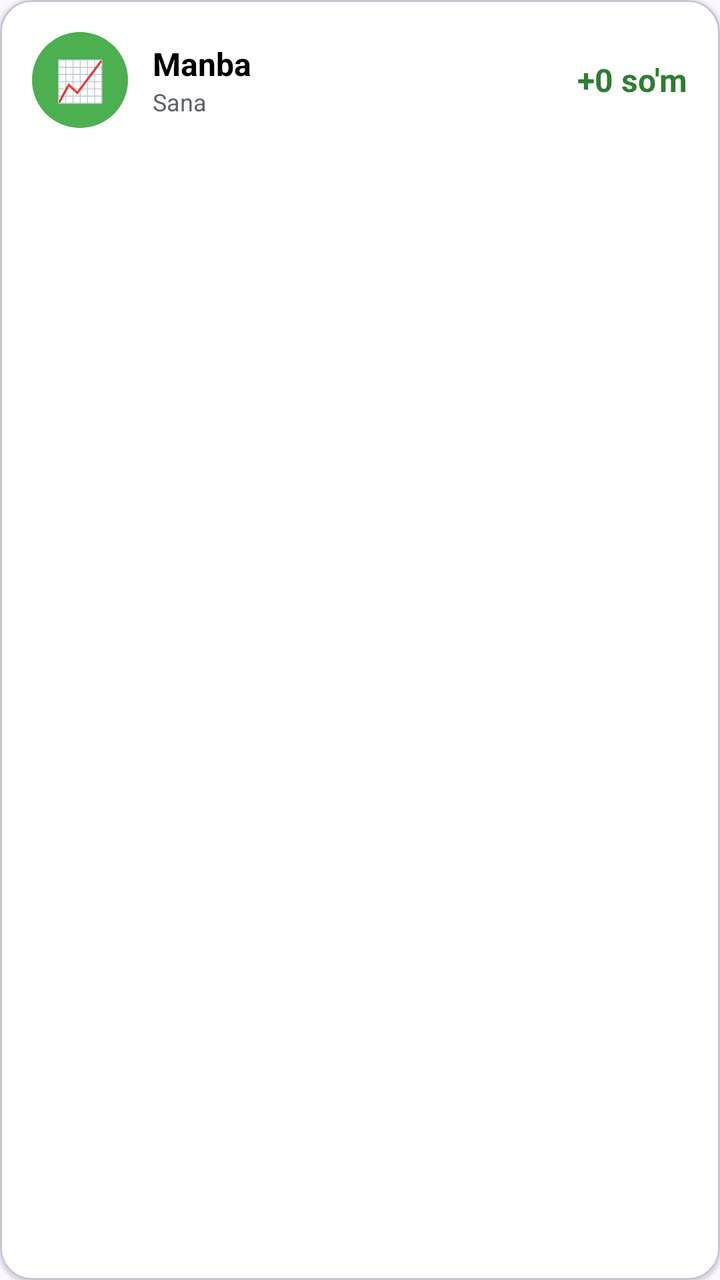
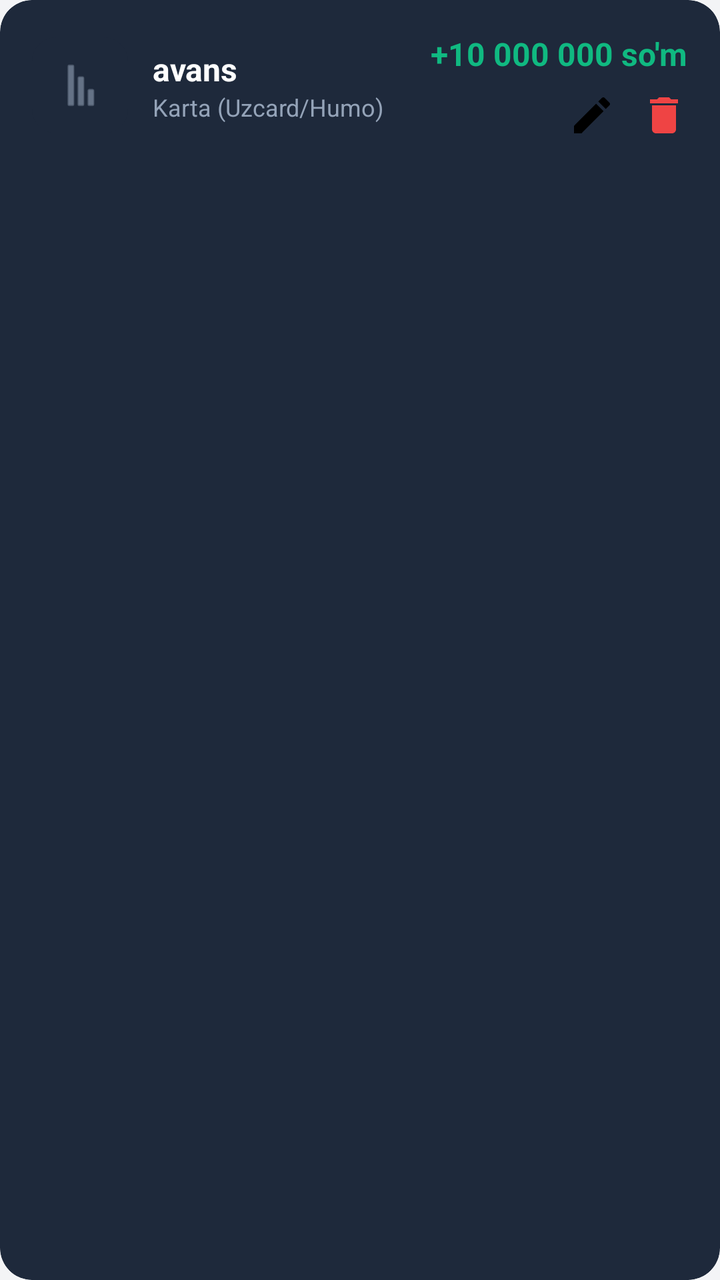

Compare the two renders of this Android layout. The source of the first and the diff that turns it into the second are given below.
<!-- AndroidManifest.xml: application theme Theme.Haftalikharajat -->
<!-- res/layout/item_income.xml -->
<?xml version="1.0" encoding="utf-8"?>
<com.google.android.material.card.MaterialCardView xmlns:android="http://schemas.android.com/apk/res/android"
    xmlns:app="http://schemas.android.com/apk/res-auto"
    android:layout_width="match_parent"
    android:layout_height="wrap_content"
    android:layout_marginBottom="8dp"
    android:layout_marginHorizontal="4dp"
    app:cardCornerRadius="16dp"
    app:cardElevation="1dp"
    app:cardBackgroundColor="@color/surface">

    <LinearLayout
        android:layout_width="match_parent"
        android:layout_height="wrap_content"
        android:orientation="horizontal"
        android:padding="16dp"
        android:gravity="center_vertical">

        <View
            android:layout_width="48dp"
            android:layout_height="48dp"
            android:background="@drawable/circle_bg_income"/>

        <TextView
            android:id="@+id/tvIncIcon"
            android:layout_width="48dp"
            android:layout_height="48dp"
            android:gravity="center"
            android:text="📈"
            android:textSize="20sp"
            android:translationX="-48dp"/>

        <LinearLayout
            android:layout_width="0dp"
            android:layout_height="wrap_content"
            android:layout_weight="1"
            android:orientation="vertical"
            android:layout_marginStart="-36dp">

            <TextView
                android:id="@+id/tvIncSource"
                android:layout_width="wrap_content"
                android:layout_height="wrap_content"
                android:text="Manba"
                android:textColor="@color/black"
                android:textSize="16sp"
                android:textStyle="bold"/>

            <TextView
                android:id="@+id/tvIncDate"
                android:layout_width="wrap_content"
                android:layout_height="wrap_content"
                android:text="Sana"
                android:textColor="@color/secondary"
                android:textSize="12sp"/>
        </LinearLayout>

        <TextView
            android:id="@+id/tvIncAmount"
            android:layout_width="wrap_content"
            android:layout_height="wrap_content"
            android:text="+0 so'm"
            android:textColor="@color/income_text"
            android:textSize="16sp"
            android:textStyle="bold"/>

    </LinearLayout>
</com.google.android.material.card.MaterialCardView>
<!-- resources referenced by this layout -->
<resources>
  <color name="black">#000000</color>
  <color name="income_text">#2E7D32</color>
  <color name="secondary">#5F6368</color>
  <color name="surface">#FFFFFF</color>
  <!-- drawable circle_bg_income (drawable) -->
  <?xml version="1.0" encoding="utf-8"?>
  <shape xmlns:android="http://schemas.android.com/apk/res/android"
      android:shape="oval">
      <solid android:color="@color/income_green"/>
  </shape>
  <style name="Theme.Haftalikharajat" parent="Base.Theme.Haftalikharajat" />
  <color name="income_green">#4CAF50</color>
  <style name="Base.Theme.Haftalikharajat" parent="Theme.Material3.DayNight.NoActionBar">
          
          <item name="android:statusBarColor">#F0F2F5</item>
          <item name="android:windowLightStatusBar" tools:targetApi="m">true</item>
      </style>
</resources>

<!-- the commit's change to res/layout/item_income.xml (unified diff, before → after) -->
@@ -3,11 +3,10 @@
     xmlns:app="http://schemas.android.com/apk/res-auto"
     android:layout_width="match_parent"
     android:layout_height="wrap_content"
-    android:layout_marginBottom="8dp"
-    android:layout_marginHorizontal="4dp"
+    android:layout_marginBottom="12dp"
     app:cardCornerRadius="16dp"
-    app:cardElevation="1dp"
-    app:cardBackgroundColor="@color/surface">
+    app:cardBackgroundColor="#1E293B"
+    app:strokeWidth="0dp">
 
     <LinearLayout
         android:layout_width="match_parent"
@@ -19,50 +18,92 @@
         <View
             android:layout_width="48dp"
             android:layout_height="48dp"
-            android:background="@drawable/circle_bg_income"/>
+            android:background="@drawable/bg_input_dark"
+            android:padding="12dp"/>
 
-        <TextView
-            android:id="@+id/tvIncIcon"
-            android:layout_width="48dp"
-            android:layout_height="48dp"
-            android:gravity="center"
-            android:text="📈"
-            android:textSize="20sp"
-            android:translationX="-48dp"/>
+        <ImageView
+            android:layout_width="24dp"
+            android:layout_height="24dp"
+            android:src="@android:drawable/ic_menu_sort_by_size"
+            android:rotation="-90"
+            app:tint="#94A3B8"
+            android:layout_marginStart="-36dp"/>
 
         <LinearLayout
             android:layout_width="0dp"
             android:layout_height="wrap_content"
             android:layout_weight="1"
             android:orientation="vertical"
-            android:layout_marginStart="-36dp">
+            android:layout_marginStart="24dp">
 
             <TextView
                 android:id="@+id/tvIncSource"
                 android:layout_width="wrap_content"
                 android:layout_height="wrap_content"
-                android:text="Manba"
-                android:textColor="@color/black"
+                android:text="avans"
+                android:textColor="@color/white"
                 android:textSize="16sp"
                 android:textStyle="bold"/>
+
+            <TextView
+                android:id="@+id/tvIncAccountType"
+                android:layout_width="wrap_content"
+                android:layout_height="wrap_content"
+                android:text="Karta (Uzcard/Humo)"
+                android:textColor="#94A3B8"
+                android:textSize="12sp"/>
 
             <TextView
                 android:id="@+id/tvIncDate"
                 android:layout_width="wrap_content"
                 android:layout_height="wrap_content"
-                android:text="Sana"
-                android:textColor="@color/secondary"
-                android:textSize="12sp"/>
+                android:text="24-oktabr"
+                android:textColor="#475569"
+                android:textSize="10sp"
+                android:visibility="gone"/>
         </LinearLayout>
 
-        <TextView
-            android:id="@+id/tvIncAmount"
+        <LinearLayout
             android:layout_width="wrap_content"
             android:layout_height="wrap_content"
-            android:text="+0 so'm"
-            android:textColor="@color/income_text"
-            android:textSize="16sp"
-            android:textStyle="bold"/>
+            android:orientation="vertical"
+            android:gravity="end">
+
+            <TextView
+                android:id="@+id/tvIncAmount"
+                android:layout_width="wrap_content"
+                android:layout_height="wrap_content"
+                android:text="+10 000 000 so'm"
+                android:textColor="#10B981"
+                android:textSize="16sp"
+                android:textStyle="bold"/>
+
+            <LinearLayout
+                android:layout_width="wrap_content"
+                android:layout_height="wrap_content"
+                android:orientation="horizontal"
+                android:layout_marginTop="8dp">
+
+                <ImageButton
+                    android:id="@+id/btnEditInc"
+                    android:layout_width="24dp"
+                    android:layout_height="24dp"
+                    android:background="?attr/selectableItemBackgroundBorderless"
+                    android:src="@drawable/ic_edit"
+                    app:tint="@color/black"
+                    android:scaleType="centerInside"/>
+
+                <ImageButton
+                    android:id="@+id/btnDeleteInc"
+                    android:layout_width="24dp"
+                    android:layout_height="24dp"
+                    android:background="?attr/selectableItemBackgroundBorderless"
+                    android:src="@drawable/ic_delete"
+                    app:tint="#EF4444"
+                    android:layout_marginStart="12dp"
+                    android:scaleType="centerInside"/>
+            </LinearLayout>
+        </LinearLayout>
 
     </LinearLayout>
 </com.google.android.material.card.MaterialCardView>
<!-- resource entries referenced after the edit -->
@@ -1,21 +1,43 @@
 <!-- resources referenced by this layout -->
 <resources>
   <color name="black">#000000</color>
-  <color name="income_text">#2E7D32</color>
-  <color name="secondary">#5F6368</color>
-  <color name="surface">#FFFFFF</color>
-  <!-- drawable circle_bg_income (drawable) -->
+  <color name="white">#FFFFFF</color>
+  <!-- drawable bg_input_dark (drawable) -->
   <?xml version="1.0" encoding="utf-8"?>
-  <shape xmlns:android="http://schemas.android.com/apk/res/android"
-      android:shape="oval">
-      <solid android:color="@color/income_green"/>
+  <shape xmlns:android="http://schemas.android.com/apk/res/android">
+      <solid android:color="#1E293B" />
+      <corners android:radius="12dp" />
   </shape>
+  <!-- drawable ic_delete (drawable) -->
+  <vector xmlns:android="http://schemas.android.com/apk/res/android"
+      android:width="24dp"
+      android:height="24dp"
+      android:viewportWidth="24"
+      android:viewportHeight="24"
+      android:tint="?attr/colorControlNormal">
+    <path
+        android:fillColor="@android:color/white"
+        android:pathData="M6,19c0,1.1 0.9,2 2,2h8c1.1,0 2,-0.9 2,-2V7H6v12zM19,4h-3.5l-1,-1h-5l-1,1H5v2h14V4z"/>
+  </vector>
+  <!-- drawable ic_edit (drawable) -->
+  <vector xmlns:android="http://schemas.android.com/apk/res/android"
+      android:width="24dp"
+      android:height="24dp"
+      android:viewportWidth="24"
+      android:viewportHeight="24"
+      android:tint="?attr/colorControlNormal">
+    <path
+        android:fillColor="@android:color/white"
+        android:pathData="M3,17.25V21h3.75L17.81,9.94l-3.75,-3.75L3,17.25zM20.71,7.04c0.39,-0.39 0.39,-1.02 0,-1.41l-2.34,-2.34c-0.39,-0.39 -1.02,-0.39 -1.41,0l-1.83,1.83 3.75,3.75 1.83,-1.83z"/>
+  </vector>
   <style name="Theme.Haftalikharajat" parent="Base.Theme.Haftalikharajat" />
-  <color name="income_green">#4CAF50</color>
   <style name="Base.Theme.Haftalikharajat" parent="Theme.Material3.DayNight.NoActionBar">
-          
-          <item name="android:statusBarColor">#F0F2F5</item>
+          <item name="colorPrimary">@color/primary</item>
+          <item name="android:windowBackground">@color/bg_app</item>
+          <item name="android:statusBarColor">@color/bg_app</item>
           <item name="android:windowLightStatusBar" tools:targetApi="m">true</item>
       </style>
+  <color name="primary">#3B82F6</color>
+  <color name="bg_app">#F3F4F6</color>
 </resources>
 
